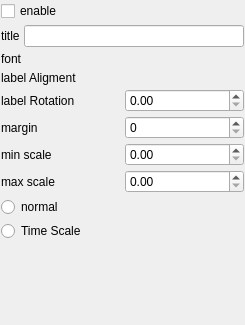
Above: src/signACommonUI/figureSet/SAQwtAxisSetWidget.ui from czyt1988/sa before the change. Below: the same form after it.
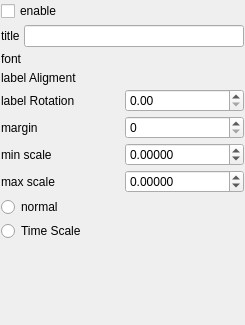
That is the form after the change. Custom widgets are drawn as their Qt base class.

Diff of the .ui file:
```diff
--- a/src/signACommonUI/figureSet/SAQwtAxisSetWidget.ui
+++ b/src/signACommonUI/figureSet/SAQwtAxisSetWidget.ui
@@ -130,7 +130,17 @@
       </widget>
      </item>
      <item row="2" column="1">
-      <widget class="QDoubleSpinBox" name="doubleSpinBoxMin"/>
+      <widget class="QDoubleSpinBox" name="doubleSpinBoxMin">
+       <property name="decimals">
+        <number>5</number>
+       </property>
+       <property name="minimum">
+        <double>-10000000000000000735758738477112498397576062152177456799245857901351759143802190202050679656153088.000000000000000</double>
+       </property>
+       <property name="maximum">
+        <double>100000000000000001463069523067487303097004298786465505927861078716979636425114821591040.000000000000000</double>
+       </property>
+      </widget>
      </item>
      <item row="3" column="0">
       <widget class="QLabel" name="labelMaxScale">
@@ -140,7 +150,17 @@
       </widget>
      </item>
      <item row="3" column="1">
-      <widget class="QDoubleSpinBox" name="doubleSpinBoxMax"/>
+      <widget class="QDoubleSpinBox" name="doubleSpinBoxMax">
+       <property name="decimals">
+        <number>5</number>
+       </property>
+       <property name="minimum">
+        <double>-100000000000000004188152556421145795899143386664033828314342771180699648.000000000000000</double>
+       </property>
+       <property name="maximum">
+        <double>999999999999999949387135297074018866963645011013410073083904.000000000000000</double>
+       </property>
+      </widget>
      </item>
     </layout>
    </item>
```
